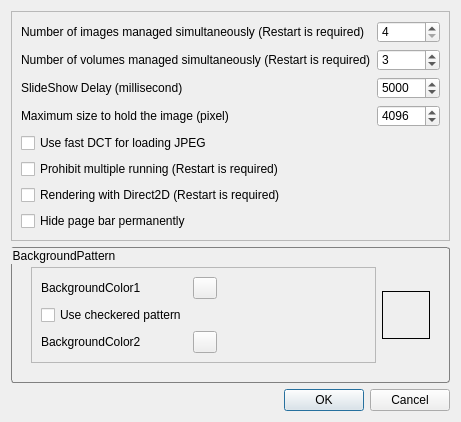
Before: the Qt Designer form QuickViewer/src/optionsdialog.ui in kanryu/quickviewer, drawn with Qt 5.
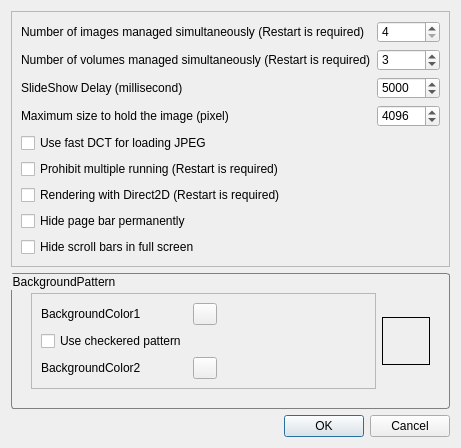
After: the same form once the commit is applied.

Commit message: - Hide scroll bars in full screen mode - bugfixed: The left end was not displayed when the image is larger than the screen

The edit to the form file:
```diff
--- a/QuickViewer/src/optionsdialog.ui
+++ b/QuickViewer/src/optionsdialog.ui
@@ -7,7 +7,7 @@
     <x>0</x>
     <y>0</y>
     <width>461</width>
-    <height>385</height>
+    <height>407</height>
    </rect>
   </property>
   <property name="windowTitle">
@@ -190,6 +190,13 @@
         </property>
        </widget>
       </item>
+      <item row="8" column="0">
+       <widget class="QCheckBox" name="checkBoxHideScrollBarInFullscreen">
+        <property name="text">
+         <string extracomment="Flag to suppress the automatic display of the scrollbars in fullscreen">Hide scroll bars in full screen</string>
+        </property>
+       </widget>
+      </item>
      </layout>
     </widget>
    </item>
```
The commit also changes 4 other files.
